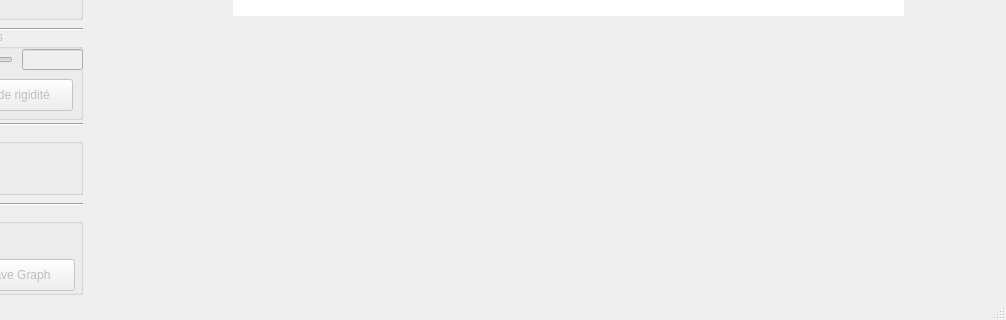
The window that ui/mainwindow.ui (3wnbr1/FEM) describes before a commit, drawn with Qt 5; both pictures show x 168 to 1174 and y 435 to 755 of the 1174 by 755 pixel window.
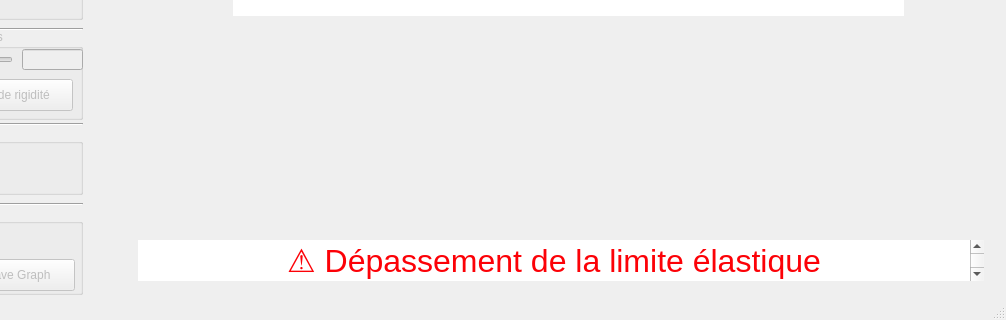
The same window after the commit. Custom widgets are drawn as their Qt base class.

```diff
--- a/ui/mainwindow.ui
+++ b/ui/mainwindow.ui
@@ -88,6 +88,44 @@
       <number>0</number>
      </property>
     </widget>
+    <widget class="QTextEdit" name="labelLimit">
+     <property name="enabled">
+      <bool>true</bool>
+     </property>
+     <property name="geometry">
+      <rect>
+       <x>45</x>
+       <y>675</y>
+       <width>846</width>
+       <height>41</height>
+      </rect>
+     </property>
+     <property name="frameShape">
+      <enum>QFrame::NoFrame</enum>
+     </property>
+     <property name="frameShadow">
+      <enum>QFrame::Plain</enum>
+     </property>
+     <property name="lineWidth">
+      <number>0</number>
+     </property>
+     <property name="lineWrapColumnOrWidth">
+      <number>0</number>
+     </property>
+     <property name="readOnly">
+      <bool>true</bool>
+     </property>
+     <property name="html">
+      <string>&lt;!DOCTYPE HTML PUBLIC &quot;-//W3C//DTD HTML 4.0//EN&quot; &quot;http://www.w3.org/TR/REC-html40/strict.dtd&quot;&gt;
+&lt;html&gt;&lt;head&gt;&lt;meta name=&quot;qrichtext&quot; content=&quot;1&quot; /&gt;&lt;style type=&quot;text/css&quot;&gt;
+p, li { white-space: pre-wrap; }
+&lt;/style&gt;&lt;/head&gt;&lt;body style=&quot; font-family:'.SF NS Text'; font-size:13pt; font-weight:400; font-style:normal;&quot;&gt;
+&lt;p align=&quot;center&quot; style=&quot; margin-top:12px; margin-bottom:12px; margin-left:0px; margin-right:0px; -qt-block-indent:0; text-indent:0px;&quot;&gt;&lt;span style=&quot; font-size:24pt; color:#fc0107;&quot;&gt;⚠️ Dépassement de la limite élastique&lt;/span&gt;&lt;/p&gt;&lt;/body&gt;&lt;/html&gt;</string>
+     </property>
+     <property name="cursorWidth">
+      <number>0</number>
+     </property>
+    </widget>
    </widget>
   </widget>
   <widget class="QStatusBar" name="statusBar"/>
```
